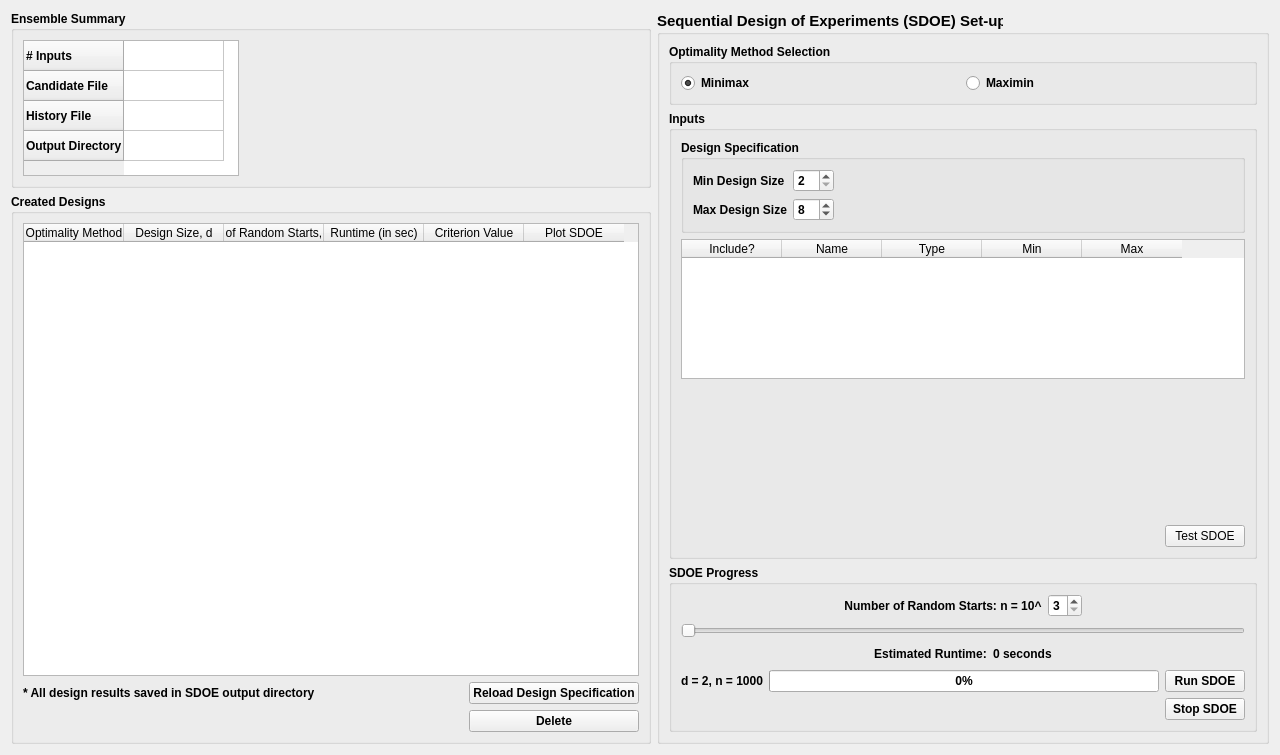
First picture: the form in foqus_lib/gui/sdoe/sdoeAnalysisDialog_UI.ui, repository CCSI-Toolset/FOQUS, before the edit.
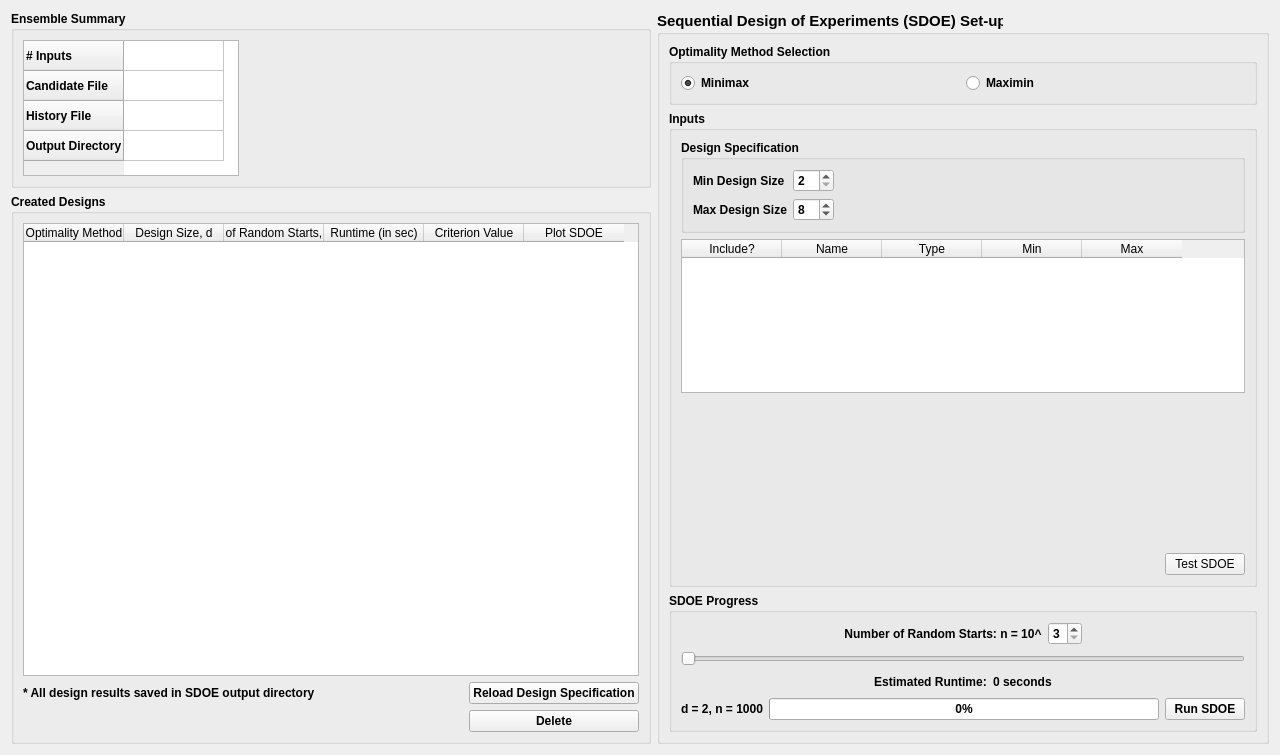
Second picture: the form after the edit.

Commit message: cleaning up framework/sdoe directory. Fixing progress bar in the SDOE Analysis Dialog.

Diff of the .ui file:
```diff
--- a/foqus_lib/gui/sdoe/sdoeAnalysisDialog_UI.ui
+++ b/foqus_lib/gui/sdoe/sdoeAnalysisDialog_UI.ui
@@ -520,33 +520,6 @@
            </item>
           </layout>
          </item>
-         <item>
-          <layout class="QHBoxLayout" name="horizontalLayout_4">
-           <item>
-            <spacer name="horizontalSpacer_9">
-             <property name="orientation">
-              <enum>Qt::Horizontal</enum>
-             </property>
-             <property name="sizeHint" stdset="0">
-              <size>
-               <width>40</width>
-               <height>20</height>
-              </size>
-             </property>
-            </spacer>
-           </item>
-           <item>
-            <widget class="QPushButton" name="stopSdoeButton">
-             <property name="text">
-              <string>Stop SDOE</string>
-             </property>
-             <property name="autoDefault">
-              <bool>false</bool>
-             </property>
-            </widget>
-           </item>
-          </layout>
-         </item>
         </layout>
        </widget>
       </item>
```
The commit also changes 1 other file.
